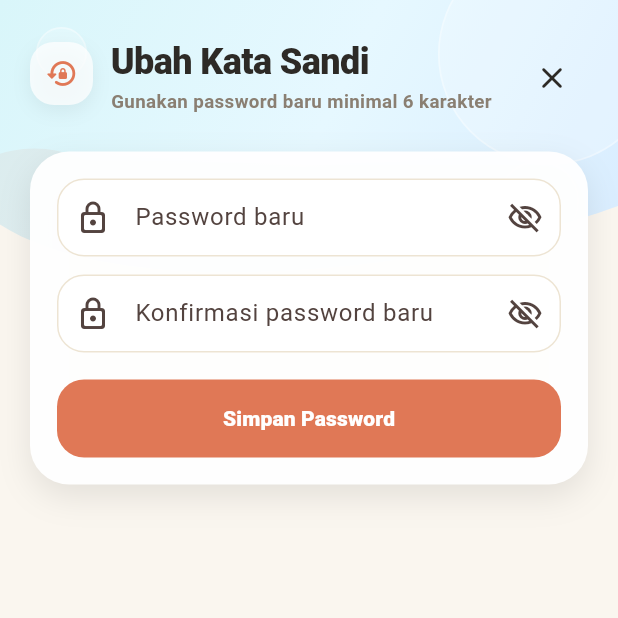
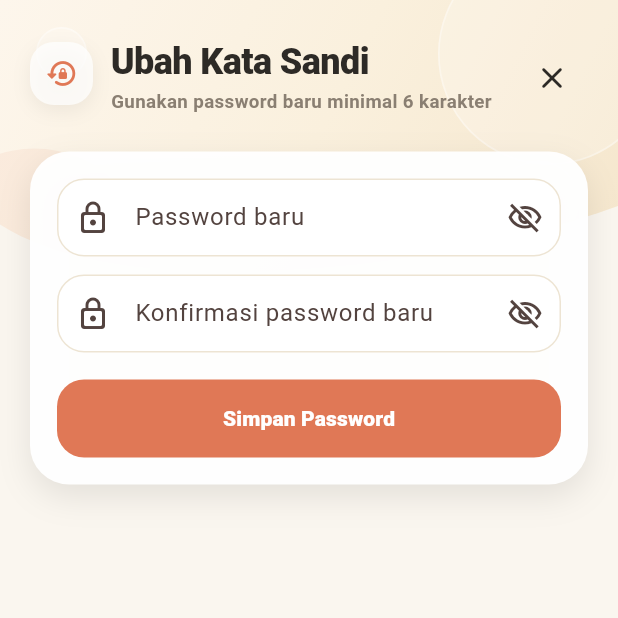
Before and after one commit to argajienbi/mypresence, a Flutter app: the ChangePasswordPage screen opened directly, on a phone screen of 412 x 824 dp, the top half of it. Run offline on Flutter 3.47's test engine with Material 3 defaults, Android fonts, the light colour scheme and no system bars; our stand-ins replace camera, cloud_firestore, firebase_auth, firebase_core, firebase_database, firebase_messaging and 8 more; missing offline and left inert: mobile_scanner; accounts and stored records are empty.

Commit message:
style: warm paper lib/widgets/soft_header.dart

```diff
--- a/lib/widgets/soft_header.dart
+++ b/lib/widgets/soft_header.dart
@@ -25,7 +25,7 @@ class SoftHeaderBackground extends StatelessWidget {
             gradient: LinearGradient(
               begin: Alignment.topLeft,
               end: Alignment.bottomRight,
-              colors: [Color(0xFFD9F6FA), Color(0xFFE6F8FF), Color(0xFFD8ECFF)],
+              colors: [Color(0xFFFDF6EC), Color(0xFFFAF0DD), Color(0xFFF5E6CC)],
             ),
           ),
           child: Stack(
```
